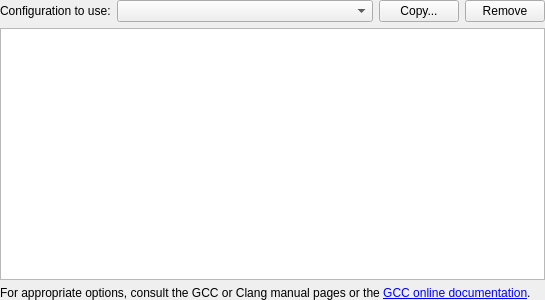
qt-creator/qt-creator, file src/plugins/cpptools/clangdiagnosticconfigswidget.ui: the form before one commit.
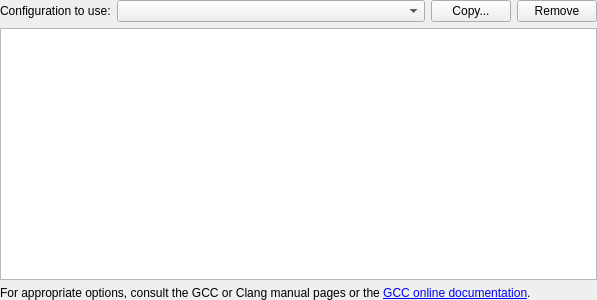
The form after the commit.

The edit to the form file:
```diff
--- a/src/plugins/cpptools/clangdiagnosticconfigswidget.ui
+++ b/src/plugins/cpptools/clangdiagnosticconfigswidget.ui
@@ -6,7 +6,7 @@
    <rect>
     <x>0</x>
     <y>0</y>
-    <width>545</width>
+    <width>597</width>
     <height>300</height>
    </rect>
   </property>
```
Left out of the diff: 4 changed lines with no effect on the pictures.
